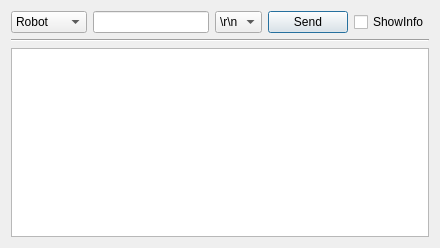
Old version of the form communicationdialog.ui in the repository eveningwyn/ICT_UR10.
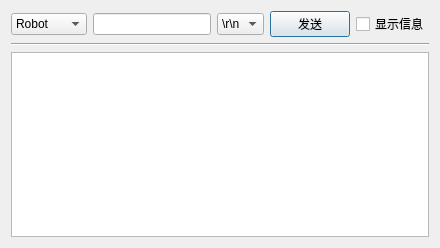
New version of the form. Icons and pictures are not drawn.

Commit message: 1. change the English to Chinese 2. add language.h for chinese show 3. update UI for chinese show

The edit to the form file:
```diff
--- a/communicationdialog.ui
+++ b/communicationdialog.ui
@@ -59,7 +59,7 @@
    <item row="0" column="3">
     <widget class="QPushButton" name="pushButtonSend">
      <property name="text">
-      <string>Send</string>
+      <string>发送</string>
      </property>
     </widget>
    </item>
@@ -69,7 +69,7 @@
    <item row="0" column="4">
     <widget class="QCheckBox" name="checkBoxShowInfo">
      <property name="text">
-      <string>ShowInfo</string>
+      <string>显示信息</string>
      </property>
     </widget>
    </item>
```
Left out of the diff: 2 changed lines with no effect on the pictures. The commit also changes 18 other files.
